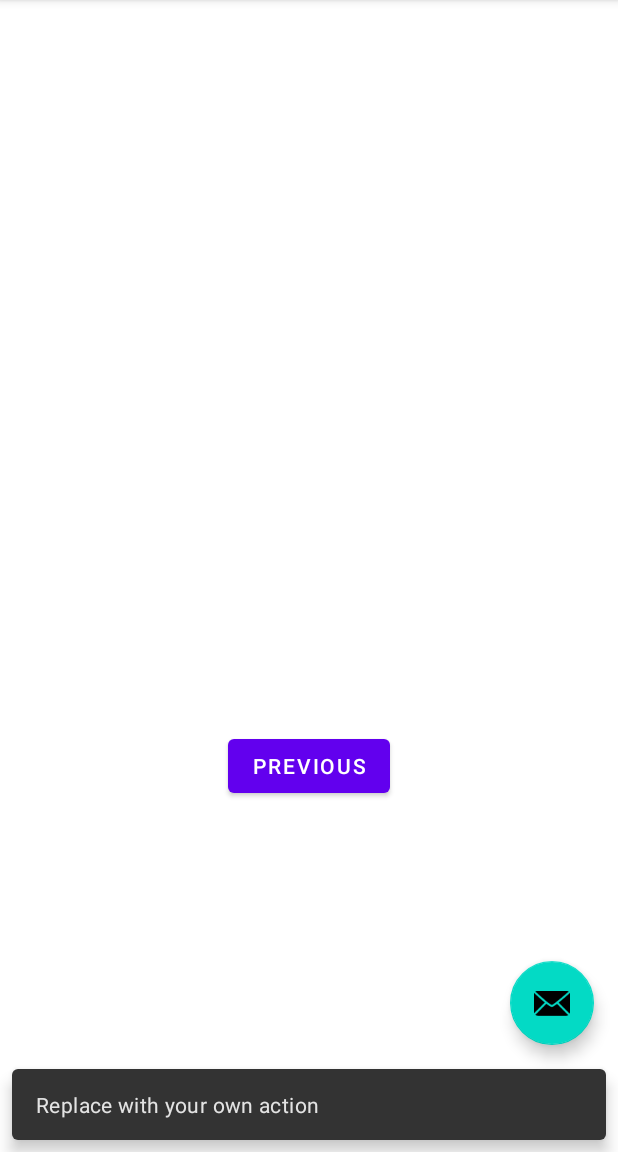
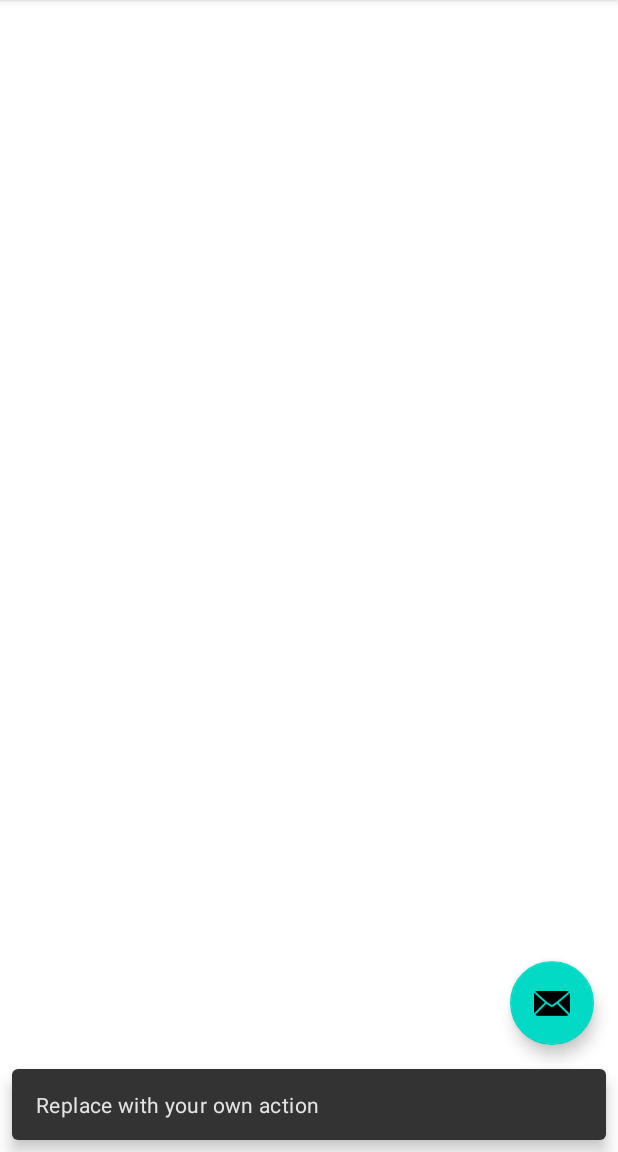
Before and after one commit to skanibani/MadLevel5Task1, an Android app: the AddNoteFragment screen opened through its navigation route, after a tap on an icon or button, on a phone screen of 412 x 824 dp, the part 84-1236 px from its top. Run offline under Robolectric (Android 15) with nearby library versions, the phone set to English and light mode, and no system bars.

Commit message:
Remove resource coupled code

```diff
--- a/app/src/main/java/com/example/madlevel5task1/AddNoteFragment.kt
+++ b/app/src/main/java/com/example/madlevel5task1/AddNoteFragment.kt
@@ -24,8 +24,5 @@ class AddNoteFragment : Fragment() {
     override fun onViewCreated(view: View, savedInstanceState: Bundle?) {
         super.onViewCreated(view, savedInstanceState)
 
-        view.findViewById<Button>(R.id.button_second).setOnClickListener {
-            findNavController().navigate(R.id.action_SecondFragment_to_FirstFragment)
-        }
     }
 }
--- a/app/src/main/java/com/example/madlevel5task1/NotepadFragment.kt
+++ b/app/src/main/java/com/example/madlevel5task1/NotepadFragment.kt
@@ -24,8 +24,5 @@ class NotepadFragment : Fragment() {
     override fun onViewCreated(view: View, savedInstanceState: Bundle?) {
         super.onViewCreated(view, savedInstanceState)
 
-        view.findViewById<Button>(R.id.button_first).setOnClickListener {
-            findNavController().navigate(R.id.action_FirstFragment_to_SecondFragment)
-        }
     }
 }
--- a/app/src/main/res/layout/fragment_add_note.xml
+++ b/app/src/main/res/layout/fragment_add_note.xml
@@ -6,22 +6,4 @@
     android:layout_height="match_parent"
     tools:context=".AddNoteFragment">
 
-    <TextView
-        android:id="@+id/textview_second"
-        android:layout_width="wrap_content"
-        android:layout_height="wrap_content"
-        app:layout_constraintBottom_toTopOf="@id/button_second"
-        app:layout_constraintEnd_toEndOf="parent"
-        app:layout_constraintStart_toStartOf="parent"
-        app:layout_constraintTop_toTopOf="parent" />
-
-    <Button
-        android:id="@+id/button_second"
-        android:layout_width="wrap_content"
-        android:layout_height="wrap_content"
-        android:text="@string/previous"
-        app:layout_constraintBottom_toBottomOf="parent"
-        app:layout_constraintEnd_toEndOf="parent"
-        app:layout_constraintStart_toStartOf="parent"
-        app:layout_constraintTop_toBottomOf="@id/textview_second" />
 </androidx.constraintlayout.widget.ConstraintLayout>
```
Also changed, not shown: app/src/main/res/layout/fragment_notepad.xml (+0 -19 lines).
